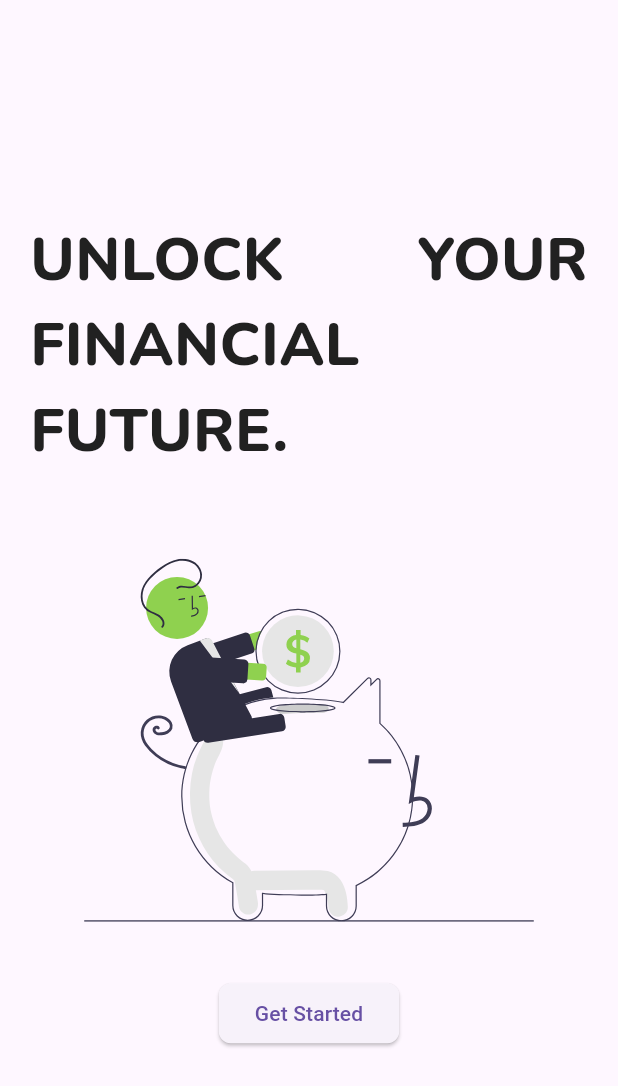
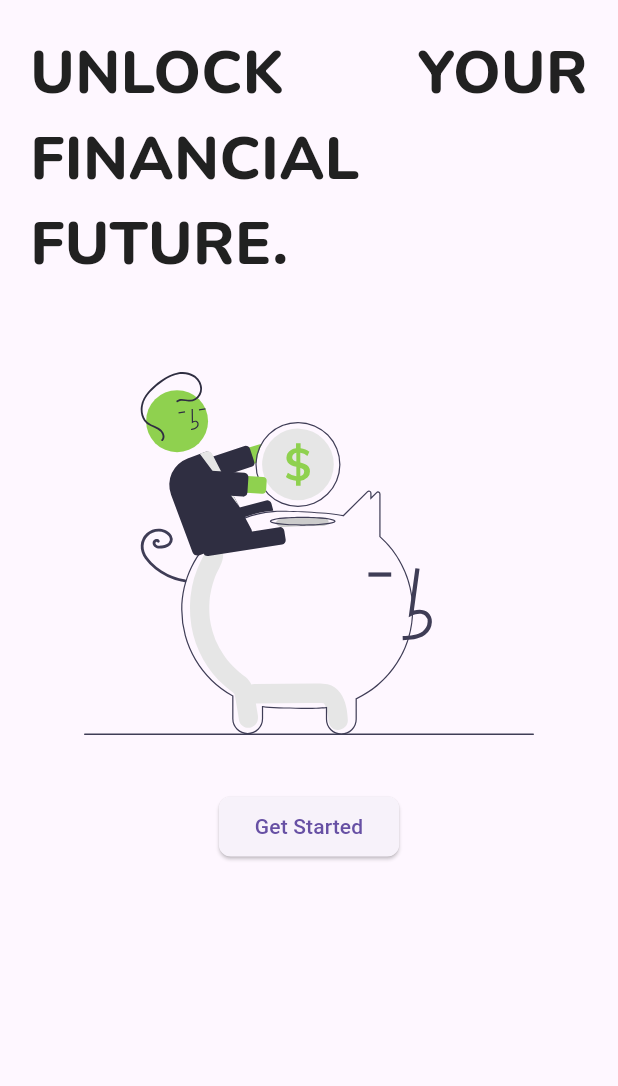
Before and after one commit to cukiprit/Flutter-Dicoding-Submission, a Flutter app: the screen it shows after launch, on a phone screen of 412 x 824 dp. Shown: the top 1086 px of the screen. Run offline on Flutter 3.47's test engine with Material 3 defaults, Android fonts, the phone set to English and light mode, and no system bars; our stand-ins replace flutter_svg, icons_plus, permission_handler; missing offline and left inert: qr_code_scanner_plus.

Commit message:
Fully Responsive

```diff
--- a/lib/pages/splash_page.dart
+++ b/lib/pages/splash_page.dart
@@ -9,7 +9,8 @@ class SplashPage extends StatelessWidget {
   Widget build(BuildContext context) {
     return Scaffold(
       backgroundColor: Theme.of(context).scaffoldBackgroundColor,
-      body: Center(
+      body: SingleChildScrollView(
+        child: Center(
           child: Column(
             mainAxisAlignment: MainAxisAlignment.center,
             children: [
@@ -53,6 +54,7 @@ class SplashPage extends StatelessWidget {
             ],
           ),
         ),
+      ),
     );
   }
 }
```
Lines whose indentation alone changed are shown as unchanged.
